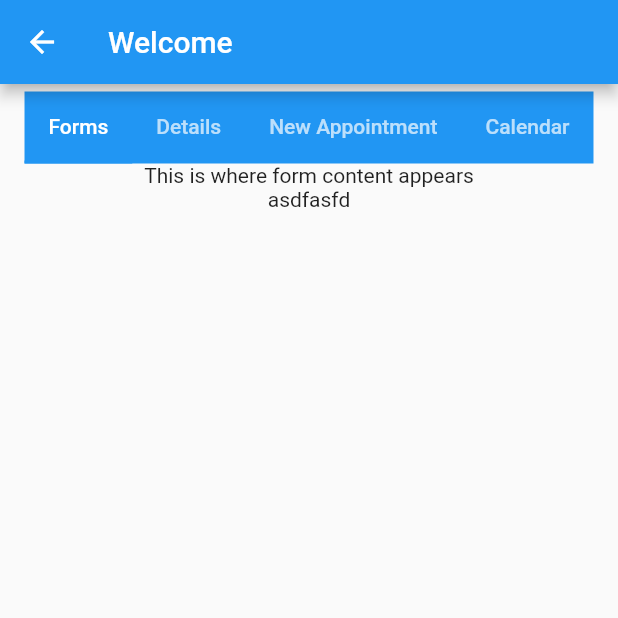
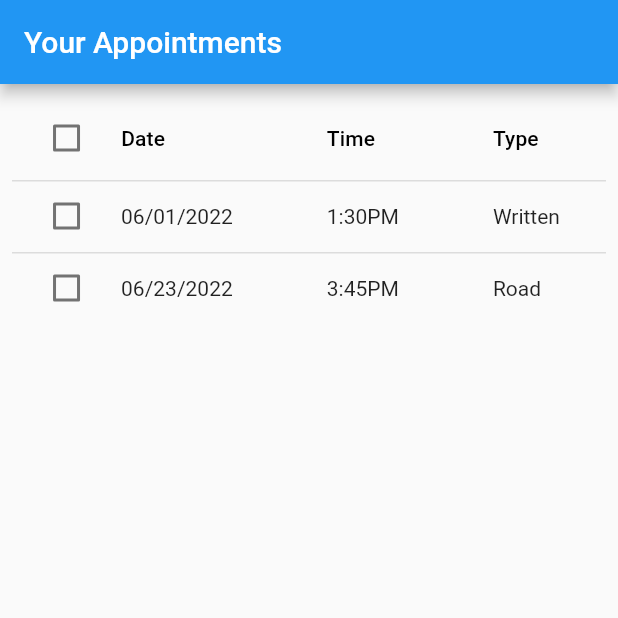
Before and after one commit to gabriel-aquino-jr/Team_9, a Flutter app: the screen it shows after launch, after a tap on "Login", on a phone screen of 412 x 824 dp, the top half of it. Run offline on Flutter 3.47's test engine with Material 2 defaults, Android fonts, the phone set to English and light mode, and no system bars; our stand-ins replace table_calendar.

Commit message:
added my appointments page and new appointment page. Do not have navigation between my appt -> new appt

```diff
--- a/mockup/lib/main.dart
+++ b/mockup/lib/main.dart
@@ -2,6 +2,8 @@ import 'package:flutter/material.dart';
 import 'package:mockup/components/calendar.dart';
 import 'package:mockup/components/tabs.dart';
 import 'package:mockup/pages/home.dart';
+import 'package:mockup/pages/my_appointments.dart';
+import 'package:mockup/pages/new_appointment.dart';
 
 void main() {
   runApp(const MyApp());
@@ -112,7 +114,7 @@ class _LoginDemoState extends State<LoginDemo> {
                   Navigator.push(
                       context,
                       MaterialPageRoute(
-                          builder: (_) => const HomePage(
+                          builder: (_) => const MyAppointments(
                                 title: 'Welcome',
                               )));
                 },
--- /dev/null
+++ b/mockup/lib/pages/my_appointments.dart
@@ -0,0 +1,85 @@
+import 'package:flutter/material.dart';
+import 'package:collection/collection.dart';
+
+/*
+void main() {
+  runApp(MyApp());
+}
+*/
+class MyAppointments extends StatefulWidget {
+  const MyAppointments({Key? key, required this.title}) : super(key: key);
+
+  final String title;
+
+  @override
+  _MyAppointmentsState createState() => _MyAppointmentsState();
+}
+
+class _MyAppointmentsState extends State<MyAppointments> {
+  // The following list is already sorted by id
+  final List<Map> _appointments = [
+    {'date': '06/01/2022', 'time': '1:30PM', 'type': 'Written'},
+    {'date': '06/23/2022', 'time': '3:45PM', 'type': 'Road'},
+  ];
+  List<bool> _selected = [];
+  @override
+  void initState() {
+    super.initState();
+    _selected = List<bool>.generate(_appointments.length, (int index) => false);
+  }
+
+  @override
+  Widget build(BuildContext context) {
+    return MaterialApp(
+      home: Scaffold(
+        appBar: AppBar(
+          title: const Text('Your Appointments'),
+        ),
+        body: Padding(
+          padding: const EdgeInsets.all(8.0),
+          child: ListView(
+            children: [_createDataTable()],
+          ),
+
+/*          ElevatedButton(
+                  onPressed,
+                  child: const Text(
+                    'Insert',
+                    style: TextStyle(fontSize: 20),
+                  ),
+                ),
+                */
+        ),
+      ),
+    );
+  }
+
+  DataTable _createDataTable() {
+    return DataTable(columns: _createColumns(), rows: _createRows());
+  }
+
+  List<DataColumn> _createColumns() {
+    return [
+      const DataColumn(label: Text('Date')),
+      const DataColumn(label: Text('Time')),
+      const DataColumn(label: Text('Type'))
+    ];
+  }
+
+  List<DataRow> _createRows() {
+    return _appointments
+        .mapIndexed((index, appointment) => DataRow(
+                cells: [
+                  DataCell(Text(appointment['date'])),
+                  DataCell(Text(appointment['time'])),
+                  DataCell(Text(appointment['type']))
+                ],
+                selected: _selected[index],
+                onSelectChanged: (bool? selected) {
+                  setState(() {
+                    _selected[index] = selected!;
+                  });
+                }))
+        .toList();
+  }
+}
```
Also changed, not shown: mockup/lib/pages/new_appointment.dart (added, +125 -0 lines).
